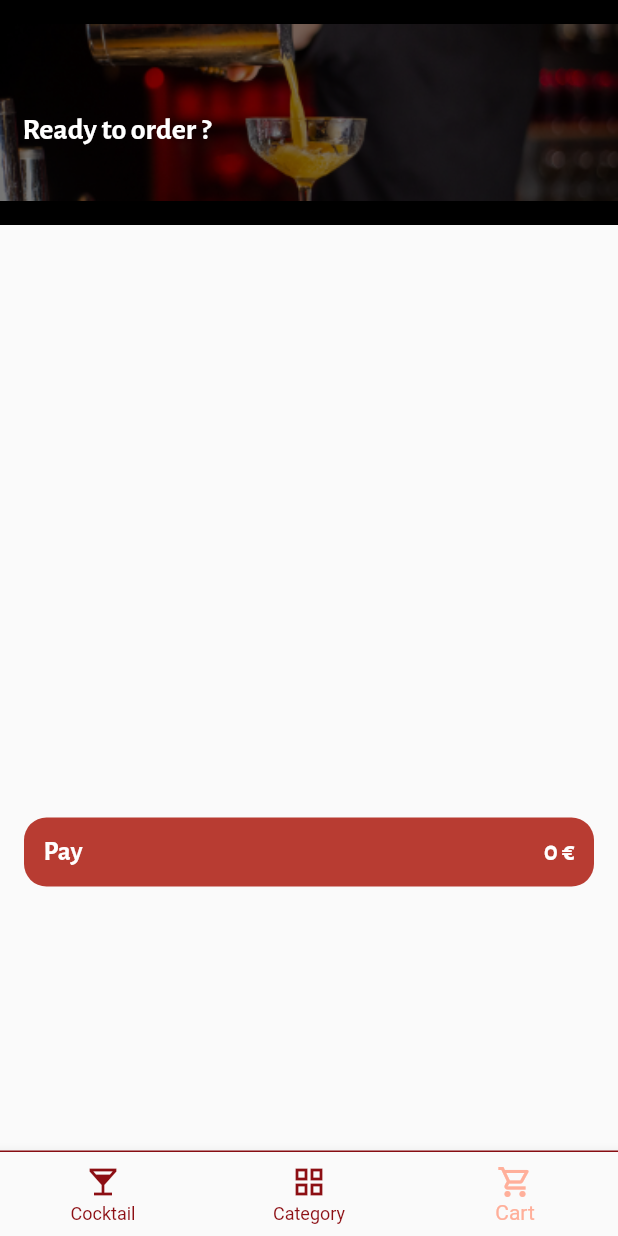
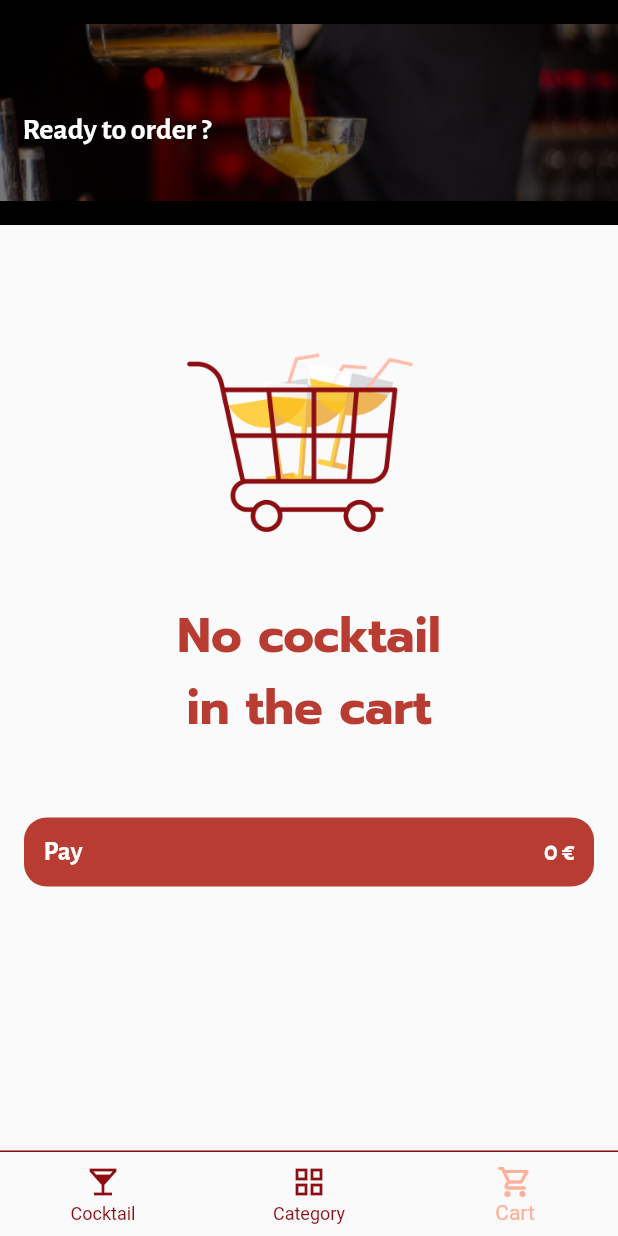
Before and after one commit to elsa-bit/Saucey, a Flutter app: the screen it shows after launch, item 3 of the bottom bar chosen, on a phone screen of 412 x 824 dp. Run offline on Flutter 3.47's test engine with Material 2 defaults, Android fonts, the phone set to English and light mode, and no system bars; our stand-ins replace floor, sqflite; accounts and stored records are empty; generated files the repository leaves out were written again; network calls fail.

Commit message:
message no cocktail in cart done

```diff
--- a/lib/cart/views/cart_view.dart
+++ b/lib/cart/views/cart_view.dart
@@ -3,6 +3,7 @@ import 'package:saucey/cart/data/cocktail_cart_repository.dart';
 import 'package:saucey/cart/items/item_cart_element.dart';
 import 'package:saucey/cart/model/cart_cocktail_model.dart';
 import 'package:saucey/cart/view_model/cart_view_model.dart';
+import 'package:saucey/utils/custom_views/no_cocktail_in_cart.dart';
 
 import '../../utils/MyColors.dart';
 
@@ -51,8 +52,6 @@ class _CartState extends State<Cart> {
           );
         },
       );
-    } else {
-      return Text("No cocktail chosen yet !");
     }
   }
 
@@ -131,9 +130,18 @@ class _CartState extends State<Cart> {
             builder: (context, snapshot) {
               if (snapshot.hasError) {
                 print('Error : ${snapshot.error}');
-                  return const Text("An error occurs, try later.");
-                } else if (snapshot.hasData) {
+              } else {
+                if (snapshot.hasData) {
+                  if (snapshot.data?.length != 0 &&
+                      snapshot.data?.isNotEmpty == true) {
                     return _getListOfCocktailsCard(snapshot);
+                  } else {
+                    return Padding(
+                      padding: const EdgeInsets.only(bottom: 35.0),
+                      child: NoCocktailFoundInCart(),
+                    );
+                  }
+                }
               }
               return Container(
                 width: 50,
@@ -142,7 +150,8 @@ class _CartState extends State<Cart> {
                 child: const CircularProgressIndicator(),
               );
             },
-            )),
+          ),
+        ),
         /**
          * Payment info
          */
@@ -212,8 +221,6 @@ class _CartState extends State<Cart> {
                               builder: (context, snapshot) {
                                 if (snapshot.hasError) {
                                   print('Error : ${snapshot.error}');
-                                  return const Text(
-                                      "An error occurs, try later.");
                                 } else if (snapshot.hasData) {
                                   return _getTotalPrice(snapshot);
                                 }
--- a/lib/cocktail/cocktail.dart
+++ b/lib/cocktail/cocktail.dart
@@ -34,7 +34,10 @@ class _CocktailState extends State<Cocktail> {
         },
       );
     } else {
-      return const Text("No cocktails available.");
+      return const Padding(
+        padding: EdgeInsets.only(top: 60.0),
+        child: NoCocktailFound(),
+      );
     }
   }
 
--- a/lib/search/views/search.dart
+++ b/lib/search/views/search.dart
@@ -48,8 +48,6 @@ class _SearchState extends State<Search> {
           );
         },
       );
-    } else {
-      return const Text("No cocktail exists.");
     }
   }
 
--- /dev/null
+++ b/lib/utils/custom_views/no_cocktail_in_cart.dart
@@ -0,0 +1,33 @@
+import 'package:flutter/material.dart';
+import 'package:saucey/utils/MyColors.dart';
+
+class NoCocktailFoundInCart extends StatelessWidget {
+  const NoCocktailFoundInCart({Key? key}) : super(key: key);
+
+  @override
+  Widget build(BuildContext context) {
+    return Column(
+      mainAxisAlignment: MainAxisAlignment.center,
+      crossAxisAlignment: CrossAxisAlignment.center,
+      children: [
+        SizedBox(
+          width: 200,
+          height: 200,
+          child: Image.asset("assets/images/no_cocktail_cart.png"),
+        ),
+        const Padding(
+          padding: EdgeInsets.only(top: 20.0),
+          child: Text(
+            "No cocktail \nin the cart",
+            textAlign: TextAlign.center,
+            style: TextStyle(
+                fontFamily: "Prompt",
+                color: MyColors.brown,
+                fontWeight: FontWeight.w600,
+                fontSize: 32),
+          ),
+        ),
+      ],
+    );
+  }
+}
--- a/pubspec.yaml
+++ b/pubspec.yaml
@@ -86,6 +86,7 @@ flutter:
     - assets/images/red_cocktail.png
     - assets/saucey_logo.png
     - assets/images/no_cocktail_found.png
+    - assets/images/no_cocktail_cart.png
 
   # An image asset can refer to one or more resolution-specific "variants", see
   # https://flutter.dev/assets-and-images/#resolution-aware.
```
Also changed, not shown: assets/images/no_cocktail_cart.png (added). Lines whose indentation alone changed are shown as unchanged.
